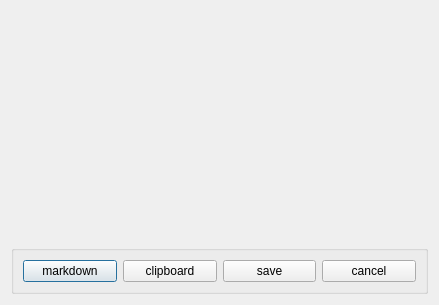
First picture: the form in ui/dialog.ui, repository JiageWang/screenshot, before the edit.
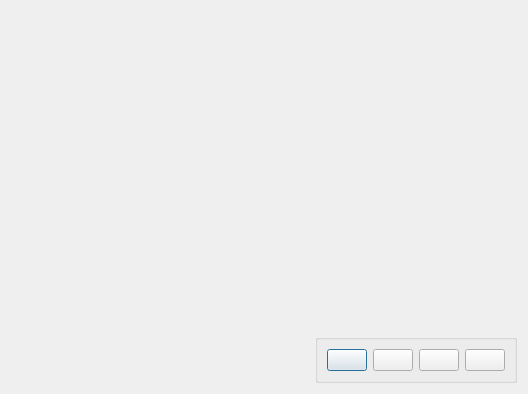
Second picture: the form after the edit. Icons and pictures are not drawn.

```diff
--- a/ui/dialog.ui
+++ b/ui/dialog.ui
@@ -6,8 +6,8 @@
    <rect>
     <x>0</x>
     <y>0</y>
-    <width>439</width>
-    <height>305</height>
+    <width>528</width>
+    <height>394</height>
    </rect>
   </property>
   <property name="windowTitle">
@@ -31,41 +31,104 @@
     </widget>
    </item>
    <item>
+    <layout class="QHBoxLayout" name="horizontalLayout_2">
+     <item>
+      <spacer name="horizontalSpacer">
+       <property name="orientation">
+        <enum>Qt::Horizontal</enum>
+       </property>
+       <property name="sizeHint" stdset="0">
+        <size>
+         <width>40</width>
+         <height>20</height>
+        </size>
+       </property>
+      </spacer>
+     </item>
+     <item>
     <widget class="QGroupBox" name="groupBox">
+       <property name="sizePolicy">
+        <sizepolicy hsizetype="Preferred" vsizetype="Minimum">
+         <horstretch>0</horstretch>
+         <verstretch>0</verstretch>
+        </sizepolicy>
+       </property>
      <property name="title">
       <string/>
      </property>
      <layout class="QHBoxLayout" name="horizontalLayout">
       <item>
        <widget class="QPushButton" name="pushButton_markdown">
+          <property name="sizePolicy">
+           <sizepolicy hsizetype="Minimum" vsizetype="Minimum">
+            <horstretch>0</horstretch>
+            <verstretch>0</verstretch>
+           </sizepolicy>
+          </property>
         <property name="text">
-         <string>markdown</string>
+           <string/>
+          </property>
+          <property name="icon">
+           <iconset>
+            <normaloff>icon/upload.png</normaloff>icon/upload.png</iconset>
         </property>
        </widget>
       </item>
       <item>
        <widget class="QPushButton" name="pushButton_clipboard">
+          <property name="sizePolicy">
+           <sizepolicy hsizetype="Minimum" vsizetype="Minimum">
+            <horstretch>0</horstretch>
+            <verstretch>0</verstretch>
+           </sizepolicy>
+          </property>
         <property name="text">
-         <string>clipboard</string>
+           <string/>
+          </property>
+          <property name="icon">
+           <iconset>
+            <normaloff>icon/clipboard.png</normaloff>icon/clipboard.png</iconset>
         </property>
        </widget>
       </item>
       <item>
        <widget class="QPushButton" name="pushButton_save">
+          <property name="sizePolicy">
+           <sizepolicy hsizetype="Minimum" vsizetype="Minimum">
+            <horstretch>0</horstretch>
+            <verstretch>0</verstretch>
+           </sizepolicy>
+          </property>
         <property name="text">
-         <string>save</string>
+           <string/>
+          </property>
+          <property name="icon">
+           <iconset>
+            <normaloff>icon/save.png</normaloff>icon/save.png</iconset>
         </property>
        </widget>
       </item>
       <item>
        <widget class="QPushButton" name="pushButton_cancel">
+          <property name="sizePolicy">
+           <sizepolicy hsizetype="Minimum" vsizetype="Minimum">
+            <horstretch>0</horstretch>
+            <verstretch>0</verstretch>
+           </sizepolicy>
+          </property>
         <property name="text">
-         <string>cancel</string>
-        </property>
+           <string/>
+          </property>
+          <property name="icon">
+           <iconset>
+            <normaloff>icon/cancel.png</normaloff>icon/cancel.png</iconset>
+          </property>
        </widget>
       </item>
      </layout>
     </widget>
+     </item>
+    </layout>
    </item>
   </layout>
  </widget>
```
Lines whose indentation alone changed are shown as unchanged.
